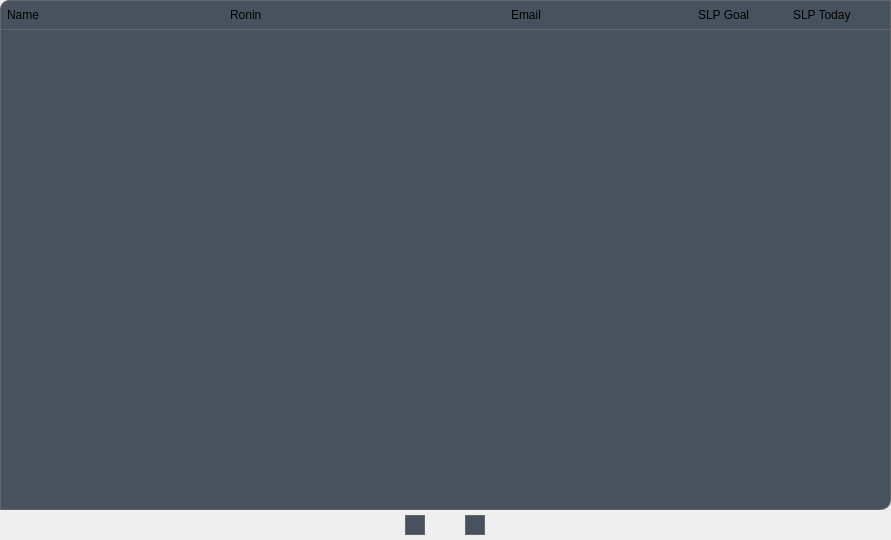
insideee/axie-manager, file src/custom_widgets/ui/ui_students_data_view.ui: the form before one commit.
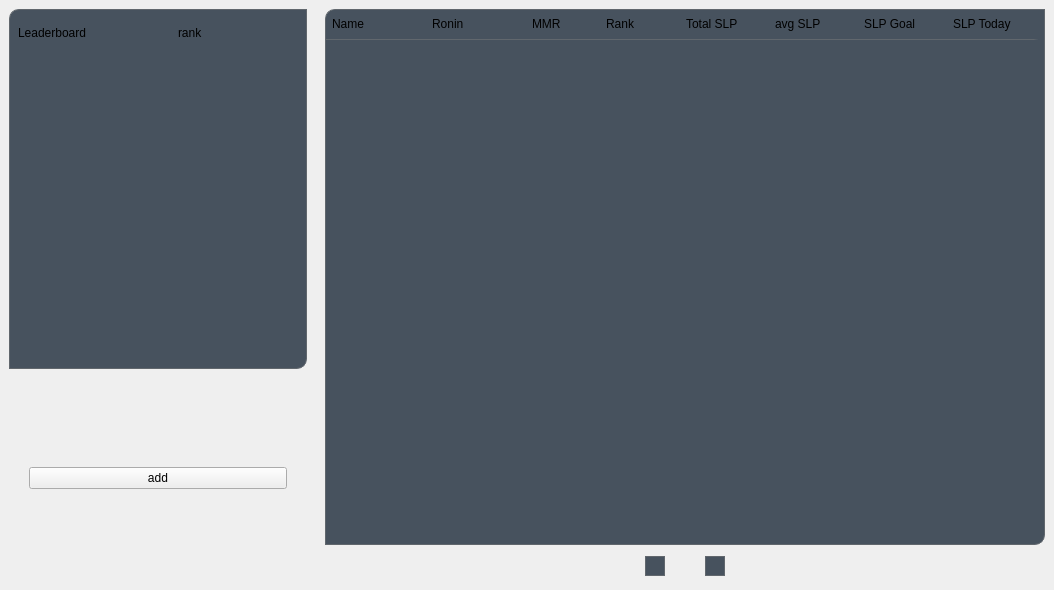
The form after the commit. Icons and pictures are not drawn.

Commit message: More info in the students page

Diff of the .ui file:
```diff
--- a/src/custom_widgets/ui/ui_students_data_view.ui
+++ b/src/custom_widgets/ui/ui_students_data_view.ui
@@ -6,8 +6,8 @@
    <rect>
     <x>0</x>
     <y>0</y>
-    <width>891</width>
-    <height>540</height>
+    <width>1054</width>
+    <height>590</height>
    </rect>
   </property>
   <property name="minimumSize">
@@ -19,22 +19,386 @@
   <property name="windowTitle">
    <string>Form</string>
   </property>
+  <layout class="QHBoxLayout" name="horizontalLayout_5">
+   <property name="spacing">
+    <number>0</number>
+   </property>
+   <property name="leftMargin">
+    <number>0</number>
+   </property>
+   <property name="topMargin">
+    <number>0</number>
+   </property>
+   <property name="rightMargin">
+    <number>0</number>
+   </property>
+   <property name="bottomMargin">
+    <number>0</number>
+   </property>
+   <item>
+    <widget class="QWidget" name="leaderboardContent" native="true">
+     <property name="minimumSize">
+      <size>
+       <width>270</width>
+       <height>0</height>
+      </size>
+     </property>
+     <property name="maximumSize">
+      <size>
+       <width>316</width>
+       <height>16777215</height>
+      </size>
+     </property>
+     <layout class="QVBoxLayout" name="verticalLayout_3">
+      <item>
+       <widget class="QWidget" name="leaderboardFrame" native="true">
+        <property name="minimumSize">
+         <size>
+          <width>0</width>
+          <height>350</height>
+         </size>
+        </property>
+        <property name="maximumSize">
+         <size>
+          <width>370</width>
+          <height>470</height>
+         </size>
+        </property>
+        <layout class="QVBoxLayout" name="verticalLayout_8">
+         <property name="spacing">
+          <number>0</number>
+         </property>
+         <property name="leftMargin">
+          <number>0</number>
+         </property>
+         <property name="topMargin">
+          <number>0</number>
+         </property>
+         <property name="rightMargin">
+          <number>0</number>
+         </property>
+         <property name="bottomMargin">
+          <number>0</number>
+         </property>
+         <item>
+          <widget class="QWidget" name="board_bg" native="true">
+           <property name="maximumSize">
+            <size>
+             <width>16777215</width>
+             <height>470</height>
+            </size>
+           </property>
+           <property name="styleSheet">
+            <string notr="true">QWidget{background-color: #47525E;
+border: 1px solid #61676D;
+border-top-left-radius: 10px;
+border-bottom-right-radius: 10px;
+border-top-right-radius: 0px;
+border-bottom-left-radius: 0px;
+}</string>
+           </property>
+           <layout class="QVBoxLayout" name="verticalLayout_9">
+            <item>
+             <widget class="QWidget" name="board_header" native="true">
+              <property name="minimumSize">
+               <size>
+                <width>0</width>
+                <height>30</height>
+               </size>
+              </property>
+              <property name="maximumSize">
+               <size>
+                <width>316</width>
+                <height>30</height>
+               </size>
+              </property>
+              <property name="styleSheet">
+               <string notr="true">QWidget{border: 0px;
+border-top-left-radius: 0px;
+border-bottom-right-radius: 0px;
+border-top-right-radius: 0px;
+border-bottom-left-radius: 0px;
+}</string>
+              </property>
+              <layout class="QHBoxLayout" name="horizontalLayout_7">
+               <property name="spacing">
+                <number>0</number>
+               </property>
+               <property name="leftMargin">
+                <number>0</number>
+               </property>
+               <property name="topMargin">
+                <number>0</number>
+               </property>
+               <property name="rightMargin">
+                <number>0</number>
+               </property>
+               <property name="bottomMargin">
+                <number>0</number>
+               </property>
+               <item>
+                <widget class="QWidget" name="labelFrame" native="true">
+                 <property name="minimumSize">
+                  <size>
+                   <width>160</width>
+                   <height>0</height>
+                  </size>
+                 </property>
+                 <layout class="QVBoxLayout" name="verticalLayout_14">
+                  <property name="spacing">
+                   <number>0</number>
+                  </property>
+                  <property name="leftMargin">
+                   <number>0</number>
+                  </property>
+                  <property name="topMargin">
+                   <number>0</number>
+                  </property>
+                  <property name="rightMargin">
+                   <number>0</number>
+                  </property>
+                  <property name="bottomMargin">
+                   <number>0</number>
+                  </property>
+                  <item>
+                   <widget class="QLabel" name="label">
+                    <property name="text">
+                     <string>Leaderboard</string>
+                    </property>
+                   </widget>
+                  </item>
+                 </layout>
+                </widget>
+               </item>
+               <item>
+                <widget class="QWidget" name="changeParameterFrame" native="true">
+                 <property name="maximumSize">
+                  <size>
+                   <width>120</width>
+                   <height>16777215</height>
+                  </size>
+                 </property>
+                 <layout class="QHBoxLayout" name="horizontalLayout_8">
+                  <property name="spacing">
+                   <number>0</number>
+                  </property>
+                  <property name="leftMargin">
+                   <number>0</number>
+                  </property>
+                  <property name="topMargin">
+                   <number>0</number>
+                  </property>
+                  <property name="rightMargin">
+                   <number>0</number>
+                  </property>
+                  <property name="bottomMargin">
+                   <number>0</number>
+                  </property>
+                  <item>
+                   <widget class="QLabel" name="parameterLabel">
+                    <property name="text">
+                     <string>rank</string>
+                    </property>
+                   </widget>
+                  </item>
+                  <item>
+                   <widget class="QToolButton" name="changeBtn">
+                    <property name="text">
+                     <string/>
+                    </property>
+                   </widget>
+                  </item>
+                 </layout>
+                </widget>
+               </item>
+              </layout>
+             </widget>
+            </item>
+            <item>
+             <widget class="QWidget" name="firstPlaceFrame" native="true">
+              <property name="minimumSize">
+               <size>
+                <width>0</width>
+                <height>170</height>
+               </size>
+              </property>
+              <property name="maximumSize">
+               <size>
+                <width>316</width>
+                <height>240</height>
+               </size>
+              </property>
+              <property name="styleSheet">
+               <string notr="true">QWidget{border: 0px;
+border-top-left-radius: 0px;
+border-bottom-right-radius: 0px;
+border-top-right-radius: 0px;
+border-bottom-left-radius: 0px;
+}</string>
+              </property>
+              <layout class="QVBoxLayout" name="verticalLayout_13">
+               <property name="spacing">
+                <number>0</number>
+               </property>
+               <property name="leftMargin">
+                <number>0</number>
+               </property>
+               <property name="topMargin">
+                <number>0</number>
+               </property>
+               <property name="rightMargin">
+                <number>0</number>
+               </property>
+               <property name="bottomMargin">
+                <number>0</number>
+               </property>
+              </layout>
+             </widget>
+            </item>
+            <item>
+             <widget class="QWidget" name="othersPlaceFrame" native="true">
+              <property name="sizePolicy">
+               <sizepolicy hsizetype="Preferred" vsizetype="Preferred">
+                <horstretch>0</horstretch>
+                <verstretch>0</verstretch>
+               </sizepolicy>
+              </property>
+              <property name="minimumSize">
+               <size>
+                <width>0</width>
+                <height>130</height>
+               </size>
+              </property>
+              <property name="maximumSize">
+               <size>
+                <width>316</width>
+                <height>200</height>
+               </size>
+              </property>
+              <property name="styleSheet">
+               <string notr="true">QWidget{border: 0px;
+border-top-left-radius: 0px;
+border-bottom-right-radius: 0px;
+border-top-right-radius: 0px;
+border-bottom-left-radius: 0px;
+}</string>
+              </property>
+              <layout class="QHBoxLayout" name="horizontalLayout_6">
+               <property name="spacing">
+                <number>0</number>
+               </property>
+               <property name="leftMargin">
+                <number>0</number>
+               </property>
+               <property name="topMargin">
+                <number>0</number>
+               </property>
+               <property name="rightMargin">
+                <number>0</number>
+               </property>
+               <property name="bottomMargin">
+                <number>0</number>
+               </property>
+               <item>
+                <widget class="QWidget" name="secondPlace" native="true">
+                 <layout class="QVBoxLayout" name="verticalLayout_11">
+                  <property name="spacing">
+                   <number>0</number>
+                  </property>
+                  <property name="leftMargin">
+                   <number>0</number>
+                  </property>
+                  <property name="topMargin">
+                   <number>0</number>
+                  </property>
+                  <property name="rightMargin">
+                   <number>0</number>
+                  </property>
+                  <property name="bottomMargin">
+                   <number>0</number>
+                  </property>
+                 </layout>
+                </widget>
+               </item>
+               <item>
+                <widget class="QWidget" name="thirdPlace" native="true">
+                 <layout class="QVBoxLayout" name="verticalLayout_12">
+                  <property name="spacing">
+                   <number>0</number>
+                  </property>
+                  <property name="leftMargin">
+                   <number>0</number>
+                  </property>
+                  <property name="topMargin">
+                   <number>0</number>
+                  </property>
+                  <property name="rightMargin">
+                   <number>0</number>
+                  </property>
+                  <property name="bottomMargin">
+                   <number>0</number>
+                  </property>
+                 </layout>
+                </widget>
+               </item>
+              </layout>
+             </widget>
+            </item>
+           </layout>
+          </widget>
+         </item>
+        </layout>
+       </widget>
+      </item>
+      <item>
+       <widget class="QWidget" name="btnFrame" native="true">
+        <property name="minimumSize">
+         <size>
+          <width>0</width>
+          <height>0</height>
+         </size>
+        </property>
+        <property name="maximumSize">
+         <size>
+          <width>16777215</width>
+          <height>99999</height>
+         </size>
+        </property>
+        <layout class="QVBoxLayout" name="verticalLayout_10">
+         <property name="leftMargin">
+          <number>20</number>
+         </property>
+         <property name="rightMargin">
+          <number>20</number>
+         </property>
+         <item>
+          <widget class="QPushButton" name="addBtn">
+           <property name="text">
+            <string>add</string>
+           </property>
+          </widget>
+         </item>
+        </layout>
+       </widget>
+      </item>
+     </layout>
+    </widget>
+   </item>
+   <item>
+    <widget class="QWidget" name="dataFrame" native="true">
+     <property name="minimumSize">
+      <size>
+       <width>240</width>
+       <height>0</height>
+      </size>
+     </property>
+     <property name="maximumSize">
+      <size>
+       <width>999999</width>
+       <height>16777215</height>
+      </size>
+     </property>
   <layout class="QVBoxLayout" name="verticalLayout">
-   <property name="spacing">
-    <number>0</number>
-   </property>
-   <property name="leftMargin">
-    <number>0</number>
-   </property>
-   <property name="topMargin">
-    <number>0</number>
-   </property>
-   <property name="rightMargin">
-    <number>0</number>
-   </property>
-   <property name="bottomMargin">
-    <number>0</number>
-   </property>
    <item>
     <widget class="QWidget" name="displayDataFrame" native="true">
      <property name="minimumSize">
@@ -54,22 +418,22 @@
      </property>
      <layout class="QVBoxLayout" name="verticalLayout_2">
       <property name="spacing">
-       <number>0</number>
+          <number>1</number>
       </property>
       <property name="leftMargin">
-       <number>0</number>
+          <number>1</number>
       </property>
       <property name="topMargin">
-       <number>0</number>
+          <number>1</number>
       </property>
       <property name="rightMargin">
-       <number>0</number>
+          <number>1</number>
       </property>
       <property name="bottomMargin">
        <number>0</number>
       </property>
       <item>
-       <widget class="QWidget" name="header" native="true">
+          <widget class="QWidget" name="header_new" native="true">
         <property name="minimumSize">
          <size>
           <width>0</width>
@@ -83,42 +447,41 @@
          </size>
         </property>
         <property name="styleSheet">
-         <string notr="true">QLabel{border: 0px}
-QWidget{
-border-top-left-radius: 10px;
-border-bottom-right-radius: 0px;
-border-top-right-radius: 0px;
-border-bottom-left-radius: 0px;}</string>
-        </property>
-        <layout class="QHBoxLayout" name="horizontalLayout">
+            <string notr="true">QWidget{border: 0px;
+border-bottom: 1px solid #61676D;}</string>
+           </property>
+           <layout class="QHBoxLayout" name="horizontalLayout_11">
          <property name="spacing">
           <number>0</number>
          </property>
          <property name="leftMargin">
-          <number>3</number>
+             <number>2</number>
          </property>
          <property name="topMargin">
-          <number>3</number>
+             <number>0</number>
          </property>
          <property name="rightMargin">
-          <number>3</number>
+             <number>1</number>
          </property>
          <property name="bottomMargin">
-          <number>3</number>
-         </property>
-         <item alignment="Qt::AlignVCenter">
+             <number>1</number>
+            </property>
+            <item>
           <widget class="QWidget" name="dataHeaderContainer" native="true">
            <property name="minimumSize">
             <size>
-             <width>695</width>
+                <width>350</width>
              <height>0</height>
             </size>
            </property>
            <property name="styleSheet">
             <string notr="true">QWidget{border: 0px;
-border-radius:0px}</string>
-           </property>
-           <layout class="QHBoxLayout" name="horizontalLayout_2">
+border-top-left-radius: 10px;
+border-bottom-right-radius: 0px;
+border-top-right-radius: 0px;
+border-bottom-left-radius: 0px;}</string>
+              </property>
+              <layout class="QHBoxLayout" name="horizontalLayout_9">
             <property name="spacing">
              <number>0</number>
             </property>
@@ -129,22 +492,22 @@
              <number>0</number>
             </property>
             <property name="rightMargin">
-             <number>1</number>
+                <number>0</number>
             </property>
             <property name="bottomMargin">
-             <number>0</number>
+                <number>1</number>
             </property>
             <item>
              <widget class="QLabel" name="nameLabel">
               <property name="minimumSize">
                <size>
-                <width>223</width>
+                   <width>100</width>
                 <height>0</height>
                </size>
               </property>
               <property name="maximumSize">
                <size>
-                <width>223</width>
+                   <width>250</width>
                 <height>16777215</height>
                </size>
               </property>
@@ -157,7 +520,7 @@
              <widget class="QLabel" name="roninLabel">
               <property name="minimumSize">
                <size>
-                <width>260</width>
+                   <width>100</width>
                 <height>0</height>
                </size>
               </property>
@@ -173,40 +536,72 @@
              </widget>
             </item>
             <item>
-             <widget class="QLabel" name="emailLabel">
+                <widget class="QLabel" name="mmrLabel">
               <property name="minimumSize">
                <size>
-                <width>186</width>
+                   <width>60</width>
                 <height>0</height>
                </size>
               </property>
               <property name="maximumSize">
                <size>
-                <width>186</width>
+                   <width>80</width>
                 <height>16777215</height>
                </size>
               </property>
               <property name="text">
-               <string>Email</string>
+                  <string>MMR</string>
+                 </property>
+                </widget>
+               </item>
+               <item>
+                <widget class="QLabel" name="rankLabel">
+                 <property name="minimumSize">
+                  <size>
+                   <width>80</width>
+                   <height>0</height>
+                  </size>
+                 </property>
+                 <property name="maximumSize">
+                  <size>
+                   <width>80</width>
+                   <height>16777215</height>
+                  </size>
+                 </property>
+                 <property name="text">
+                  <string>Rank</string>
               </property>
              </widget>
             </item>
            </layout>
-          </widget>
-         </item>
-         <item alignment="Qt::AlignVCenter">
-          <widget class="QWidget" name="slpHeaderDataContainer" native="true">
+              <zorder>roninLabel</zorder>
+              <zorder>nameLabel</zorder>
+              <zorder>mmrLabel</zorder>
+              <zorder>rankLabel</zorder>
+             </widget>
+            </item>
+            <item>
+             <widget class="QWidget" name="slpDataContainer" native="true">
+              <property name="minimumSize">
+               <size>
+                <width>160</width>
+                <height>0</height>
+               </size>
+              </property>
            <property name="maximumSize">
             <size>
-             <width>190</width>
+                <width>400</width>
              <height>16777215</height>
             </size>
            </property>
            <property name="styleSheet">
-            <string notr="true">QWidget{border: 0px;
-border-radius:0px}</string>
-           </property>
-           <layout class="QHBoxLayout" name="horizontalLayout_3">
+               <string notr="true">QWidget{border:0px;
+border-top-left-radius: 0px;
+border-bottom-right-radius: 0px;
+border-top-right-radius: 0px;
+border-bottom-left-radius: 0px;}</string>
+              </property>
+              <layout class="QHBoxLayout" name="horizontalLayout_10">
             <property name="spacing">
              <number>0</number>
             </property>
@@ -220,19 +615,57 @@
              <number>1</number>
             </property>
             <property name="bottomMargin">
-             <number>0</number>
-            </property>
+                <number>1</number>
+               </property>
+               <item>
+                <widget class="QLabel" name="totalSlpLabel">
+                 <property name="minimumSize">
+                  <size>
+                   <width>80</width>
+                   <height>0</height>
+                  </size>
+                 </property>
+                 <property name="maximumSize">
+                  <size>
+                   <width>90</width>
+                   <height>16777215</height>
+                  </size>
+                 </property>
+                 <property name="text">
+                  <string>Total SLP</string>
+                 </property>
+                </widget>
+               </item>
+               <item>
+                <widget class="QLabel" name="averageLabel">
+                 <property name="minimumSize">
+                  <size>
+                   <width>30</width>
+                   <height>0</height>
+                  </size>
+                 </property>
+                 <property name="maximumSize">
+                  <size>
+                   <width>90</width>
+                   <height>16777215</height>
+                  </size>
+                 </property>
+                 <property name="text">
+                  <string>avg SLP</string>
+                 </property>
+                </widget>
+               </item>
             <item>
              <widget class="QLabel" name="slpGoalLabel">
               <property name="minimumSize">
                <size>
-                <width>95</width>
+                   <width>30</width>
                 <height>0</height>
                </size>
               </property>
               <property name="maximumSize">
                <size>
-                <width>95</width>
+                   <width>90</width>
                 <height>16777215</height>
                </size>
               </property>
@@ -245,19 +678,16 @@
              <widget class="QLabel" name="slpTodayLabel">
               <property name="minimumSize">
                <size>
-                <width>94</width>
+                   <width>30</width>
                 <height>0</height>
                </size>
               </property>
               <property name="maximumSize">
                <size>
-                <width>94</width>
+                   <width>90</width>
                 <height>16777215</height>
                </size>
               </property>
-              <property name="styleSheet">
-               <string notr="true"/>
-              </property>
               <property name="text">
                <string>SLP Today</string>
               </property>
@@ -474,6 +904,9 @@
                <iconset>
                 <normaloff>:/images/img/right.png</normaloff>:/images/img/right.png</iconset>
               </property>
+                </widget>
+               </item>
+              </layout>
              </widget>
             </item>
            </layout>
```
Lines whose indentation alone changed are shown as unchanged. The commit also changes 9 other files.
